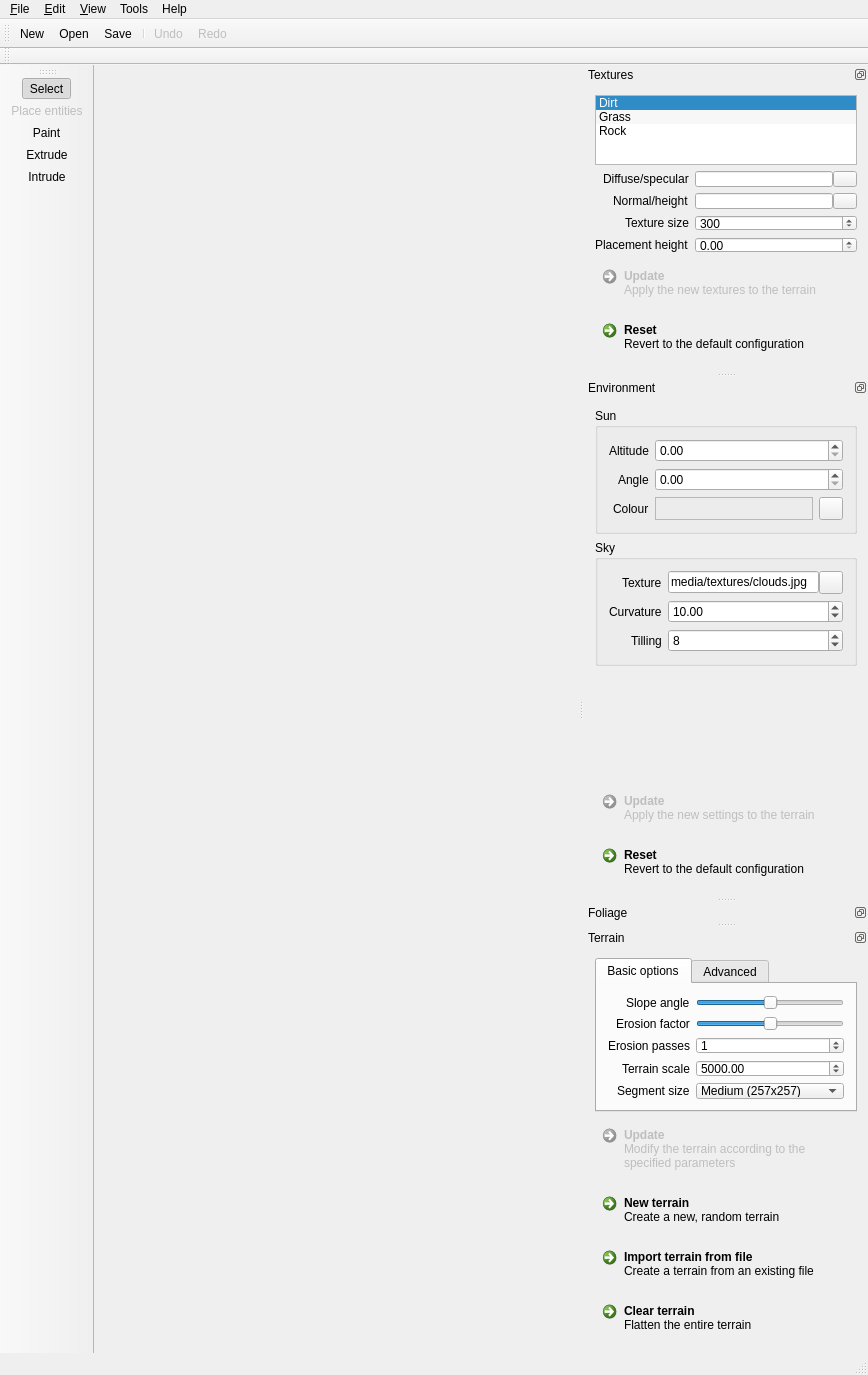
Above: ui/MainWindow.ui from RoryDungan/Gaiascape before the change. Below: the same form after it.
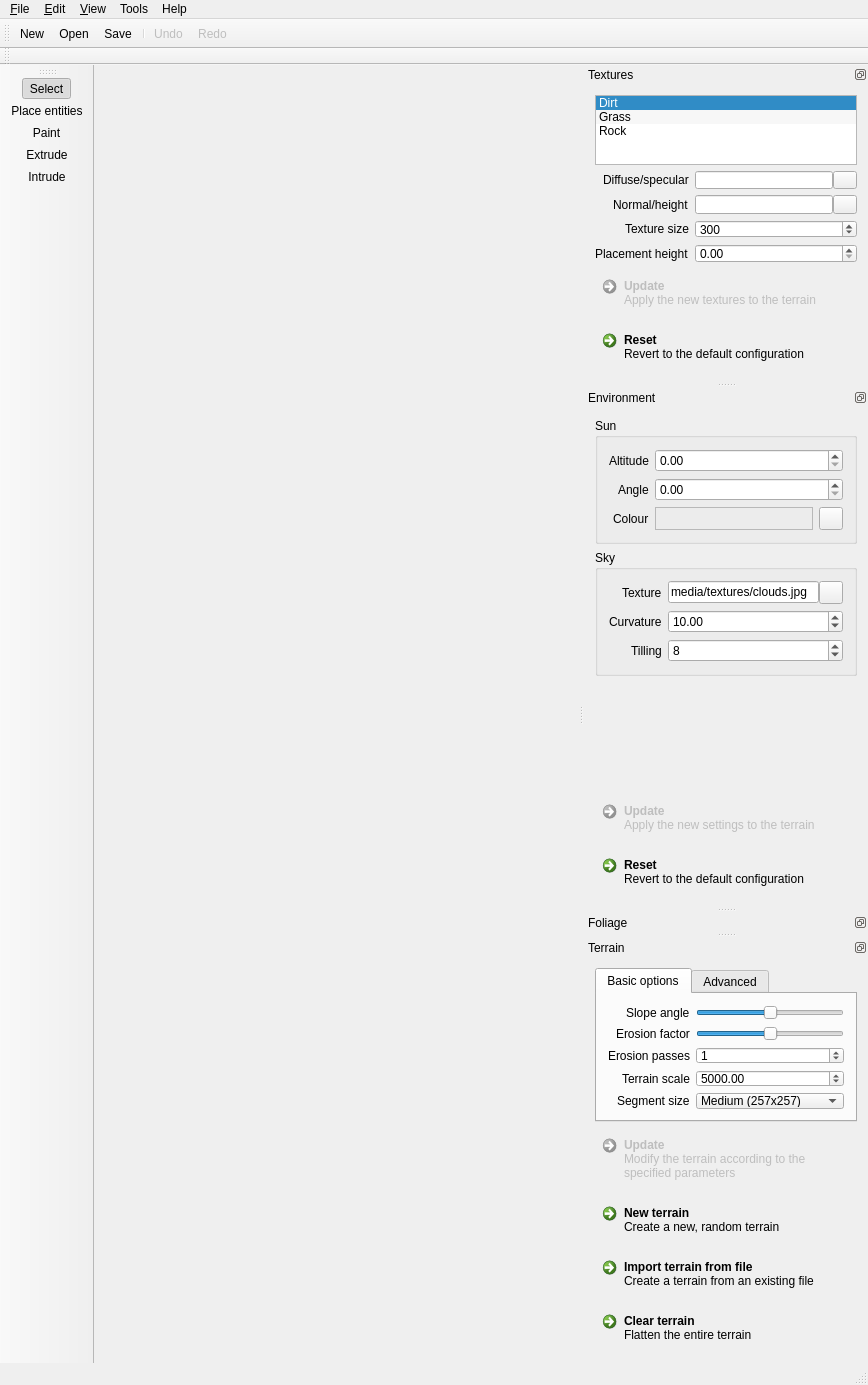
That is the form after the change. Icons and pictures are not drawn.

```diff
--- a/ui/MainWindow.ui
+++ b/ui/MainWindow.ui
@@ -7,7 +7,7 @@
     <x>0</x>
     <y>0</y>
     <width>868</width>
-    <height>1069</height>
+    <height>1385</height>
    </rect>
   </property>
   <property name="windowTitle">
@@ -1060,9 +1060,6 @@
    <property name="checkable">
     <bool>true</bool>
    </property>
-   <property name="enabled">
-    <bool>false</bool>
-   </property>
    <property name="icon">
     <iconset resource="../icons.qrc">
      <normaloff>:/media/24x24/list-add.png</normaloff>:/media/24x24/list-add.png</iconset>
```
Left out of the diff: 4 changed lines with no effect on the pictures.
